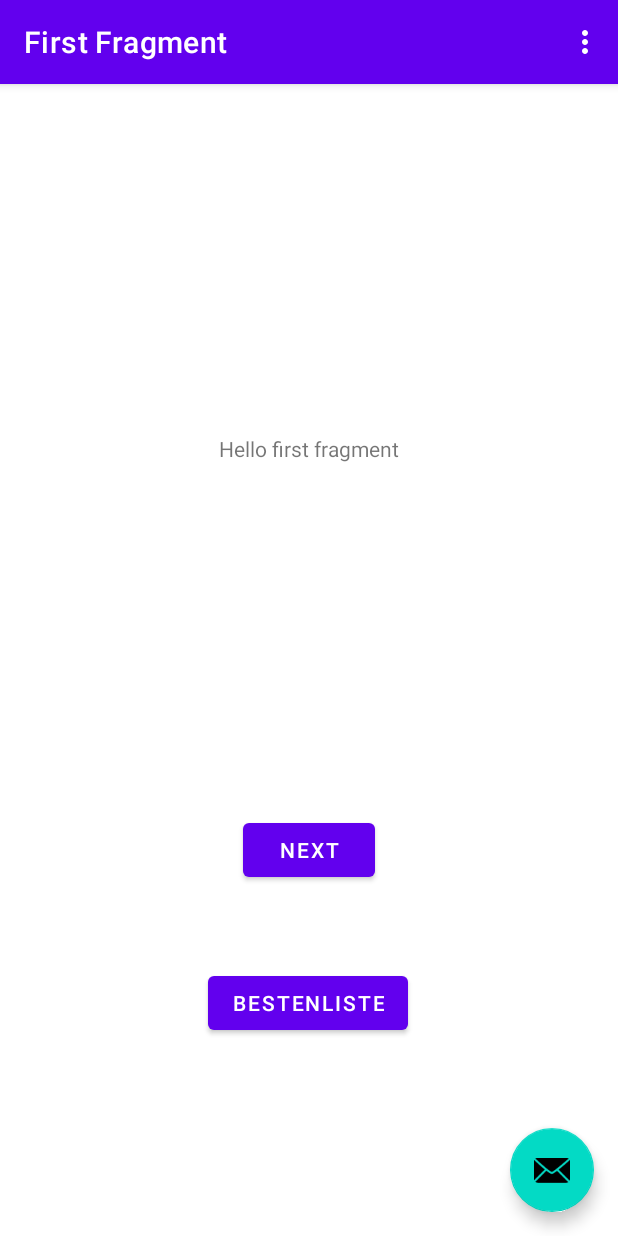
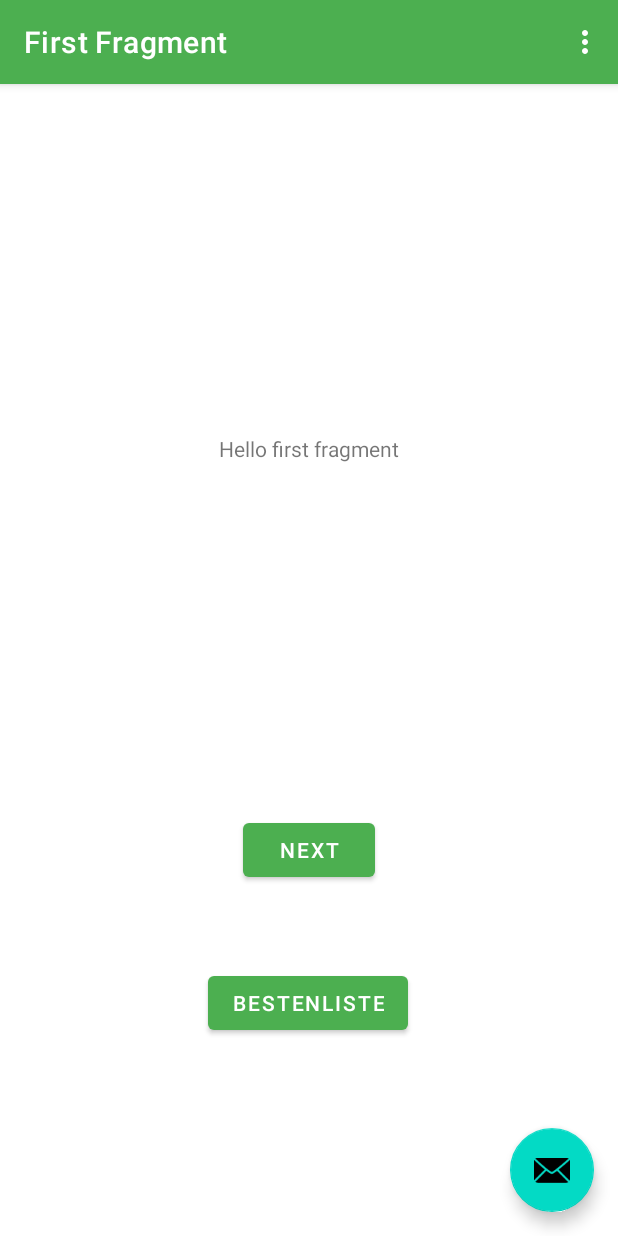
Before and after one commit to STK-Students/GeoTracer, an Android app: the screen it shows after launch (MainActivity), on a phone screen of 412 x 824 dp. Run offline under Robolectric (Android 15) with nearby library versions, the phone set to English and light mode, and no system bars; our stand-ins replace navigation-ui.

Commit message:
change app colors and remove status bar coloring

```diff
--- a/app/src/main/res/values/colors.xml
+++ b/app/src/main/res/values/colors.xml
@@ -1,7 +1,7 @@
 <?xml version="1.0" encoding="utf-8"?>
 <resources>
-    <color name="purple_200">#FFBB86FC</color>
-    <color name="purple_500">#FF6200EE</color>
+    <color name="purple_200">#8BC34A</color>
+    <color name="purple_500">#4CAF50</color>
     <color name="purple_700">#FF3700B3</color>
     <color name="teal_200">#FF03DAC5</color>
     <color name="teal_700">#FF018786</color>
--- a/app/src/main/res/values/themes.xml
+++ b/app/src/main/res/values/themes.xml
@@ -9,9 +9,6 @@
         <item name="colorSecondary">@color/teal_200</item>
         <item name="colorSecondaryVariant">@color/teal_700</item>
         <item name="colorOnSecondary">@color/black</item>
-        <!-- Status bar color. -->
-        <item name="android:statusBarColor">?attr/colorPrimaryVariant</item>
-        <!-- Customize your theme here. -->
     </style>
 
     <style name="Theme.GeoTracer.NoActionBar">
```
